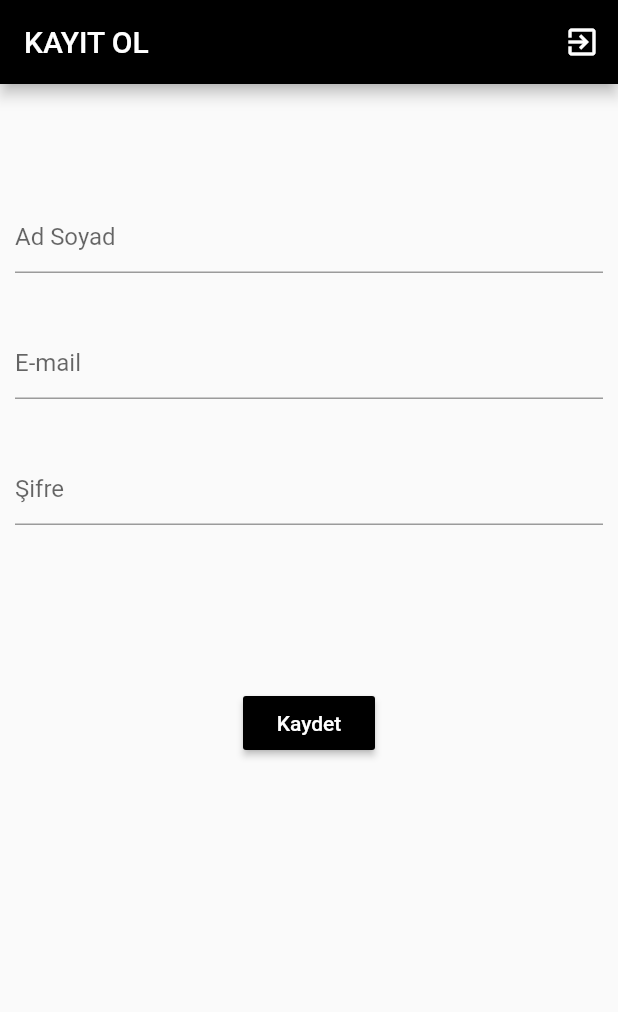
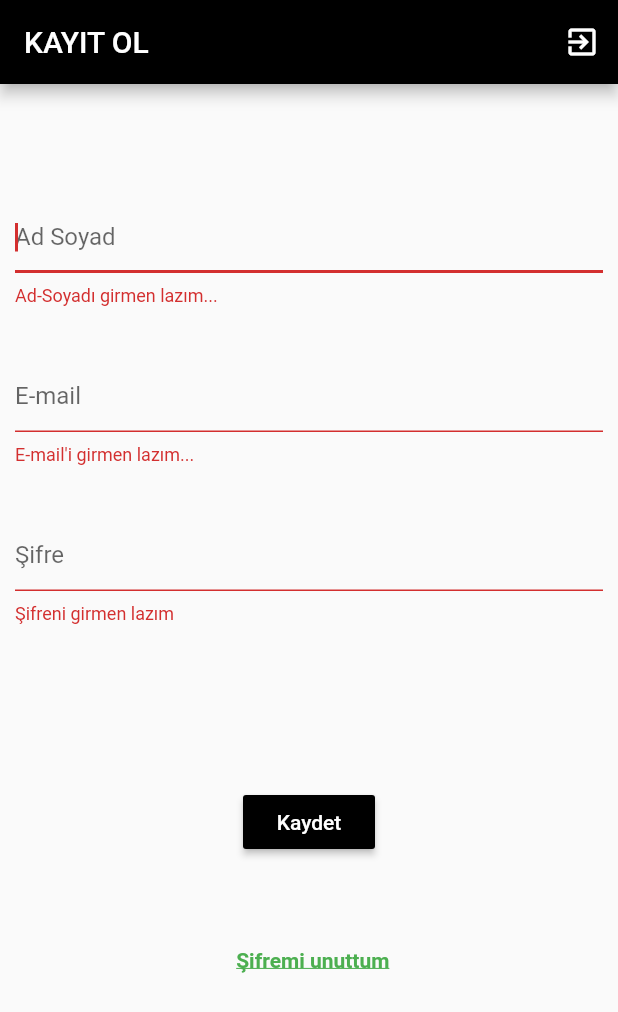
Before and after one commit to Keett/ByPass-mobil, a Flutter app: the screen it shows after launch, after a tap on "Kaydet", on a phone screen of 412 x 824 dp. Shown: the top 1012 px of the screen. Run offline on Flutter 3.47's test engine with Material 2 defaults, Android fonts, the phone set to English and light mode, and no system bars; Roboto replaces fonts that are missing (Montserrat).

Commit message:
No:801
şifremi unuttum eklentisi
ubspec.yaml getpackages işlemleri
işlemler için service itemleri oluşturuldu

```diff
--- a/lib/main.dart
+++ b/lib/main.dart
@@ -9,8 +9,8 @@ class ByPassApp extends StatelessWidget {
   Widget build(BuildContext context) {
     return MaterialApp(
       theme: ThemeData(primarySwatch: Colors.green, backgroundColor: Colors.white),
-      home:
-      LogInPage(),
+      home: LogInPage(),
+
     );
   }
 }
--- a/lib/ui/log_in.dart
+++ b/lib/ui/log_in.dart
@@ -2,14 +2,18 @@ import 'package:flutter/material.dart';
 
 class LogInPage extends StatefulWidget{
   @override
-  _LogInPageState createState()=> _LogInPageState();
+  _LogInPageState createState() => _LogInPageState();
+
   }
 
-class _LogInPageState extends State<LogInPage>{
+  class _LogInPageState extends State<LogInPage> {
+    final _formKey=GlobalKey<FormState>();
+    String _adSoyad, _eMail, _sifre;
+
+
   @override
   Widget build(BuildContext context) {
-    return
-    Scaffold(
+    return Scaffold(
       appBar: AppBar(
         backgroundColor: Colors.black,
         title: Text("KAYIT OL"),
@@ -29,7 +33,7 @@ class _LogInPageState extends State<LogInPage>{
           Padding(
           padding: const EdgeInsets.symmetric(vertical: 70,horizontal: 10),
           child: Form(
-          //key: _form key
+            key: _formKey,
             child: Column(
               crossAxisAlignment: CrossAxisAlignment.center,
               children: <Widget>[
@@ -37,15 +41,14 @@ class _LogInPageState extends State<LogInPage>{
                   padding: EdgeInsets.symmetric(vertical: 8.0),
                   child: TextFormField(
                     decoration: InputDecoration(
-                    hintText: "Ad Soyad"
-                  ),
+                      hintText: "Ad Soyad"),
+                      onSaved: (value) => _adSoyad=value,
+                      autofocus: true,
                       validator: (value){
                         if(value.isEmpty){
                           return "Ad-Soyadı girmen lazım...";
                         }
                       },
-
-                  //onsaved metodu
                   ),
                 ),
                 Padding(
@@ -56,6 +59,8 @@ class _LogInPageState extends State<LogInPage>{
                   child: TextFormField(
                     decoration: InputDecoration(
                       hintText: "E-mail " ),
+                      onSaved: (value) => _eMail=value,
+                      autofocus: true,
                       validator: (value){
                         if(value.isEmpty){
                           return "E-mail'i girmen lazım...";
@@ -74,6 +79,8 @@ class _LogInPageState extends State<LogInPage>{
                   child: TextFormField(
                     decoration: InputDecoration(
                       hintText: "Şifre"),
+                      onSaved: (value)=> _sifre=value,
+                      autofocus: true,
                       validator: (value){
                         if(value.isEmpty){
                           return "Şifreni girmen lazım";
@@ -91,33 +98,61 @@ class _LogInPageState extends State<LogInPage>{
                     textColor: Colors.white,
                     child: Text("Kaydet"),
                     onPressed: ()async{
-//----->>>>>>>İF KULLANICI KAYITLIYSA
+                      //kayıt başarılı
+                      _formKey.currentState.save();
+                      if(_formKey.currentState.validate()){
+                        Navigator.pop(context,_adSoyad);
+                        Navigator.pop(context,_eMail);
+                        Navigator.pop(context,_sifre);
+                        Scaffold.of(context).showSnackBar(SnackBar(
+                        content: Text("Tebrikler başarıyla kayıt olundu.."),
+                      ));
+                      }
+                      else{
                         Scaffold.of(context).showSnackBar(SnackBar(
                         content: Text("Bu hesaba kayıtlı bir kullanıcı mevcut.Giriş yapmak ister misiniz?"),
                         action: SnackBarAction(
                           label: "GİRİŞ YAP",
                           onPressed: ()async{
+
                             //durum değiştiğinde sayfa güncelleme methodu
                             setState(() { });
                           },
                         ),
                       ));
-
-
+                      }
                     },
                   ),
 
+                  Padding(
+                    padding: const EdgeInsets.all(30),
+                  ),
+
+                  Row(
+                    mainAxisAlignment: MainAxisAlignment.center,
+                    children: <Widget>[
+                      SizedBox(width:5.0),
+                      InkWell(
+                        onTap: (){},
+                        child: Text('Şifremi unuttum',
+                          style: TextStyle(
+                            color: Colors.green,
+                            fontFamily: 'Montserrat',
+                            fontWeight: FontWeight.bold,
+                            decoration: TextDecoration.underline
+                          ),
+                        ),
+                      )
+                    ],
+                  ),
               ],
             ),
           ),
-        )
-
+        ),
       ],
       ),
-
-      )
-
-
+      ),
     );
   }
+
 }
```
Also changed, not shown: lib/login_item.dart (added, +36 -0 lines), lib/models/user.dart (added, +21 -0 lines), lib/ui/home.dart (added, +23 -0 lines), pubspec.yaml (+7 -1 lines), lib/assets/images.jpg (added), pubspec.lock. Lines whose indentation alone changed are shown as unchanged.
